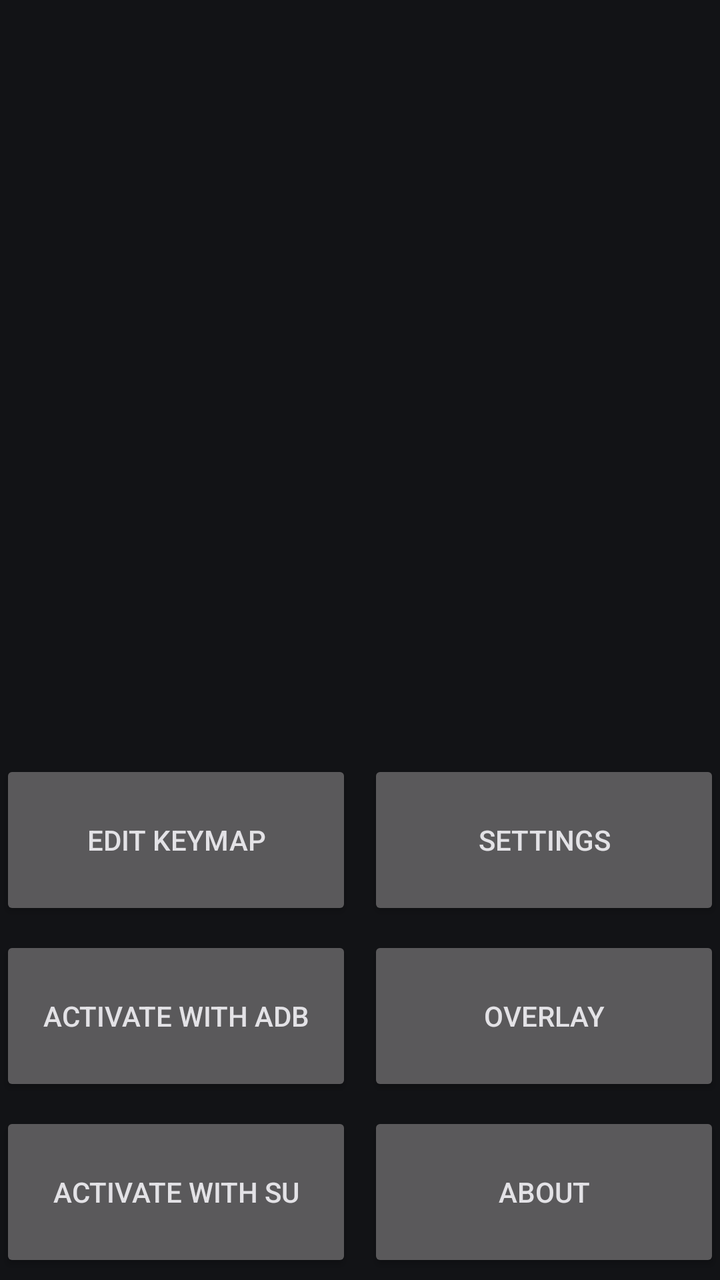
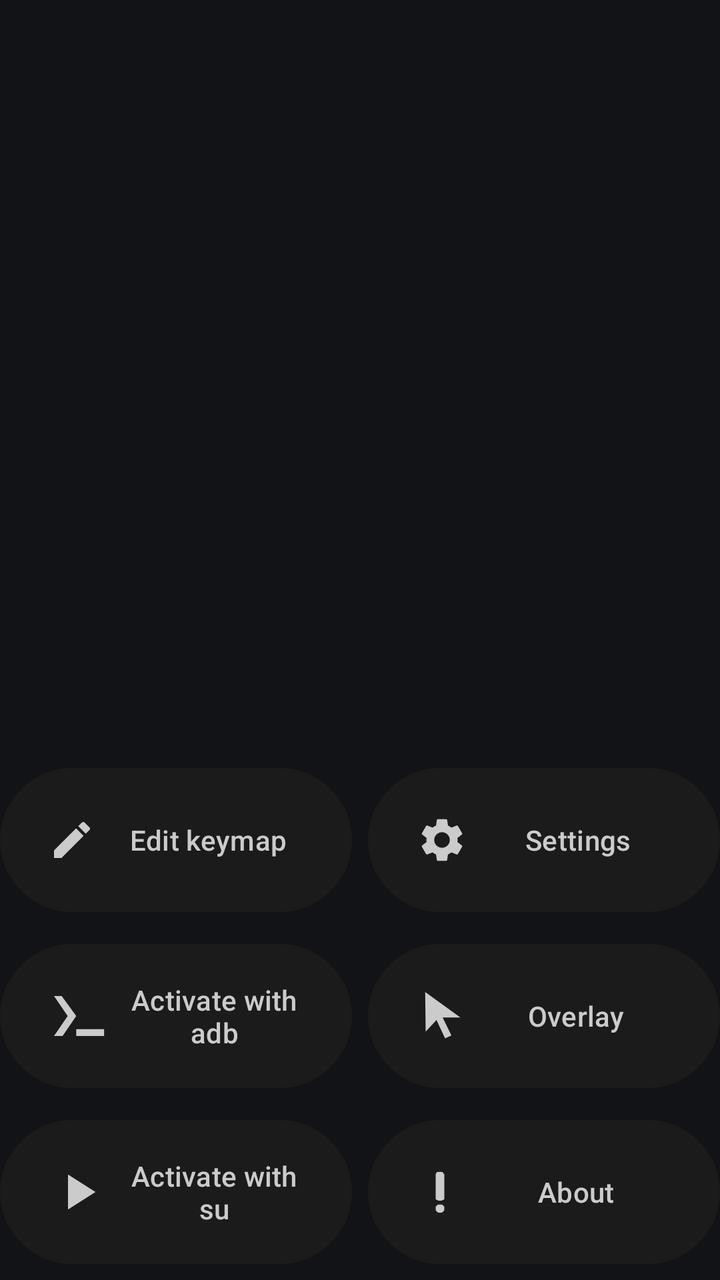

The first picture is an Android layout as it rendered before a commit; the second is the same layout after the commit. The layout source and the unified diff follow.
<!-- AndroidManifest.xml: application theme Theme.XtMapper -->
<!-- res/layout/activity_main_controls.xml -->
<androidx.constraintlayout.widget.ConstraintLayout
    android:id="@+id/constrained"
    android:layout_width="match_parent"
    android:layout_height="wrap_content"
    android:layout_marginBottom="20dp"
    android:theme="@style/Theme.XtMapper.cmdview"
    app:layout_constraintBottom_toBottomOf="parent"
    android:gravity="bottom"
    xmlns:android="http://schemas.android.com/apk/res/android"
    xmlns:app="http://schemas.android.com/apk/res-auto">


    <LinearLayout
        android:id="@+id/L2"
        android:layout_width="0dp"
        android:layout_height="wrap_content"
        android:orientation="vertical"
        app:layout_constraintLeft_toRightOf="@id/L1"
        app:layout_constraintRight_toRightOf="parent"
        android:layout_marginLeft="4dp"
        app:layout_constraintBottom_toBottomOf="parent">

        <Button
            android:id="@+id/config_button"
            android:layout_width="match_parent"
            android:layout_height="80dp"
            android:layout_marginVertical="4dp"
            android:text="@string/configure"
            app:icon="@drawable/ic_baseline_settings_24"
            app:iconSize="26dp" />

        <Button
            android:id="@+id/start_pointer"
            android:layout_width="match_parent"
            android:layout_height="80dp"
            android:layout_marginVertical="4dp"
            android:text="@string/start_touch_pointer"
            app:icon="@drawable/ic_pointer_arrow"
            app:iconSize="24dp" />

        <Button
            android:id="@+id/about_button"
            android:layout_width="match_parent"
            android:layout_height="80dp"
            android:layout_marginVertical="4dp"
            android:text="@string/about"
            app:icon="@drawable/about"
            app:iconSize="24dp" />
    </LinearLayout>


    <LinearLayout
        android:id="@+id/L1"
        android:layout_width="0dp"
        android:layout_height="wrap_content"
        android:layout_marginRight="4dp"
        android:orientation="vertical"
        app:layout_constraintLeft_toLeftOf="parent"
        app:layout_constraintRight_toLeftOf="@id/L2"
        app:layout_constraintBottom_toBottomOf="parent">

        <Button
            android:id="@+id/start_editor"
            android:layout_width="match_parent"
            android:layout_height="80dp"
            android:layout_marginVertical="4dp"
            android:text="@string/edit_keymap"
            app:icon="@drawable/ic_create_white_36dp"
            app:iconSize="24dp"
            android:drawablePadding="110dp"/>

        <Button
            android:id="@+id/start_in_terminal"
            android:layout_width="match_parent"
            android:layout_height="80dp"
            android:layout_marginVertical="4dp"
            android:text="@string/start_server_manual"
            app:icon="@drawable/ic_terminal"
            app:iconSize="30dp" />

        <Button
            android:id="@+id/start_server"
            android:layout_width="match_parent"
            android:layout_height="80dp"
            android:layout_marginVertical="4dp"
            android:text="@string/start_server"
            app:icon="@drawable/ic_start_button"
            app:iconSize="30dp" />

    </LinearLayout>

</androidx.constraintlayout.widget.ConstraintLayout>
<!-- resources referenced by this layout -->
<resources>
  <!-- drawable ic_create_white_36dp (drawable) -->
  <vector
      android:tint="#FFFFFF"
      android:viewportHeight="24.0" android:viewportWidth="24.0"
      android:width="36dp" android:height="36dp"
      xmlns:android="http://schemas.android.com/apk/res/android">
      <path android:fillColor="#FFFFFFFF"
          android:pathData="M3,17.25V21h3.75L17.81,9.94l-3.75,-3.75L3,17.25zM20.71,7.04c0.39,-0.39 0.39,-1.02 0,-1.41l-2.34,-2.34c-0.39,-0.39 -1.02,-0.39 -1.41,0l-1.83,1.83 3.75,3.75 1.83,-1.83z"/>
  </vector>
  <!-- drawable ic_pointer_arrow (drawable) -->
  <vector xmlns:android="http://schemas.android.com/apk/res/android"
      android:width="24dp"
      android:height="24dp"
      android:viewportWidth="1"
      android:viewportHeight="1">
    <path
        android:pathData="M10,3.125L10,4.125L11,4.125L11,3.125Z"
        android:fillColor="#00000000"
        android:fillAlpha="1"/>
    <path
        android:pathData="M-0,-0L-0,1L1,1L1,-0Z"
        android:fillColor="#00000000"/>
    <path
        android:pathData="M0.7374,0.9067L0.6055,0.9663L0.4266,0.5836L0.2012,0.8251L0.1914,-0L0.9252,0.5306L0.5553,0.53Z"
        android:strokeLineJoin="miter"
        android:strokeWidth="0"
        android:fillColor="#FFFFFF"
        android:strokeLineCap="butt"/>
  </vector>
  <!-- drawable ic_start_button (drawable) -->
  <vector android:height="24dp" android:tint="#FFFFFF"
      android:viewportHeight="24" android:viewportWidth="24"
      android:width="24dp" xmlns:android="http://schemas.android.com/apk/res/android">
      <path android:fillColor="@android:color/white" android:pathData="M8,5v14l11,-7z"/>
  </vector>
  <!-- drawable ic_terminal (drawable) -->
  <vector xmlns:android="http://schemas.android.com/apk/res/android"
      android:width="24dp"
      android:height="24dp"
      android:viewportWidth="1"
      android:viewportHeight="1">
    <path
        android:pathData="M0.2434,0.8329L0.1005,0.8329L0.3278,0.5L0.1005,0.1671L0.2278,0.1678L0.4707,0.5Z"
        android:fillColor="#FFFFFF"/>
    <path
        android:pathData="M0.4707,0.7205L0.4707,0.8329L0.9351,0.8329L0.9351,0.7205Z"
        android:fillColor="#FFFFFF"/>
  </vector>
  <string name="about">About</string>
  <string name="configure">Settings</string>
  <string name="edit_keymap">Edit keymap</string>
  <string name="start_server">Activate with su</string>
  <string name="start_server_manual">Activate with adb</string>
  <string name="start_touch_pointer">Overlay</string>
  <style name="Theme.XtMapper.cmdview" parent="Theme.Material3.DynamicColors.Dark">
          
          <item name="colorPrimary">@color/dark_grey</item>
          <item name="colorOnPrimary">#cbcbcb</item>
      </style>
  <style name="Theme.XtMapper" parent="Theme.Material3.DynamicColors.Dark">
          
          <item name="colorPrimary">@color/grey</item>
          <item name="colorPrimaryVariant">@color/purple_500</item>
          <item name="colorOnPrimary">@color/white</item>
          
          <item name="colorSecondary">@color/teal_200</item>
          <item name="colorSecondaryVariant">@color/teal_700</item>
          <item name="colorOnSecondary">@color/black</item>
          
          <item name="android:statusBarColor">?attr/colorPrimaryVariant</item>
          
      </style>
  <color name="dark_grey">#1b1b1b</color>
  <color name="grey">#303030</color>
  <color name="purple_500">#FF6200EE</color>
  <color name="white">#FFFFFFFF</color>
  <color name="teal_200">#FF03DAC5</color>
  <color name="teal_700">#FF018786</color>
  <color name="black">#FF000000</color>
  <!-- unchanged entries left out for length: 2 -->
</resources>

<!-- the commit's change to res/layout/activity_main_controls.xml (unified diff, before → after) -->
@@ -20,7 +20,7 @@
         android:layout_marginLeft="4dp"
         app:layout_constraintBottom_toBottomOf="parent">
 
-        <Button
+        <com.google.android.material.button.MaterialButton
             android:id="@+id/config_button"
             android:layout_width="match_parent"
             android:layout_height="80dp"
@@ -29,7 +29,7 @@
             app:icon="@drawable/ic_baseline_settings_24"
             app:iconSize="26dp" />
 
-        <Button
+        <com.google.android.material.button.MaterialButton
             android:id="@+id/start_pointer"
             android:layout_width="match_parent"
             android:layout_height="80dp"
@@ -38,7 +38,7 @@
             app:icon="@drawable/ic_pointer_arrow"
             app:iconSize="24dp" />
 
-        <Button
+        <com.google.android.material.button.MaterialButton
             android:id="@+id/about_button"
             android:layout_width="match_parent"
             android:layout_height="80dp"
@@ -59,7 +59,7 @@
         app:layout_constraintRight_toLeftOf="@id/L2"
         app:layout_constraintBottom_toBottomOf="parent">
 
-        <Button
+        <com.google.android.material.button.MaterialButton
             android:id="@+id/start_editor"
             android:layout_width="match_parent"
             android:layout_height="80dp"
@@ -69,7 +69,7 @@
             app:iconSize="24dp"
             android:drawablePadding="110dp"/>
 
-        <Button
+        <com.google.android.material.button.MaterialButton
             android:id="@+id/start_in_terminal"
             android:layout_width="match_parent"
             android:layout_height="80dp"
@@ -78,7 +78,7 @@
             app:icon="@drawable/ic_terminal"
             app:iconSize="30dp" />
 
-        <Button
+        <com.google.android.material.button.MaterialButton
             android:id="@+id/start_server"
             android:layout_width="match_parent"
             android:layout_height="80dp"
